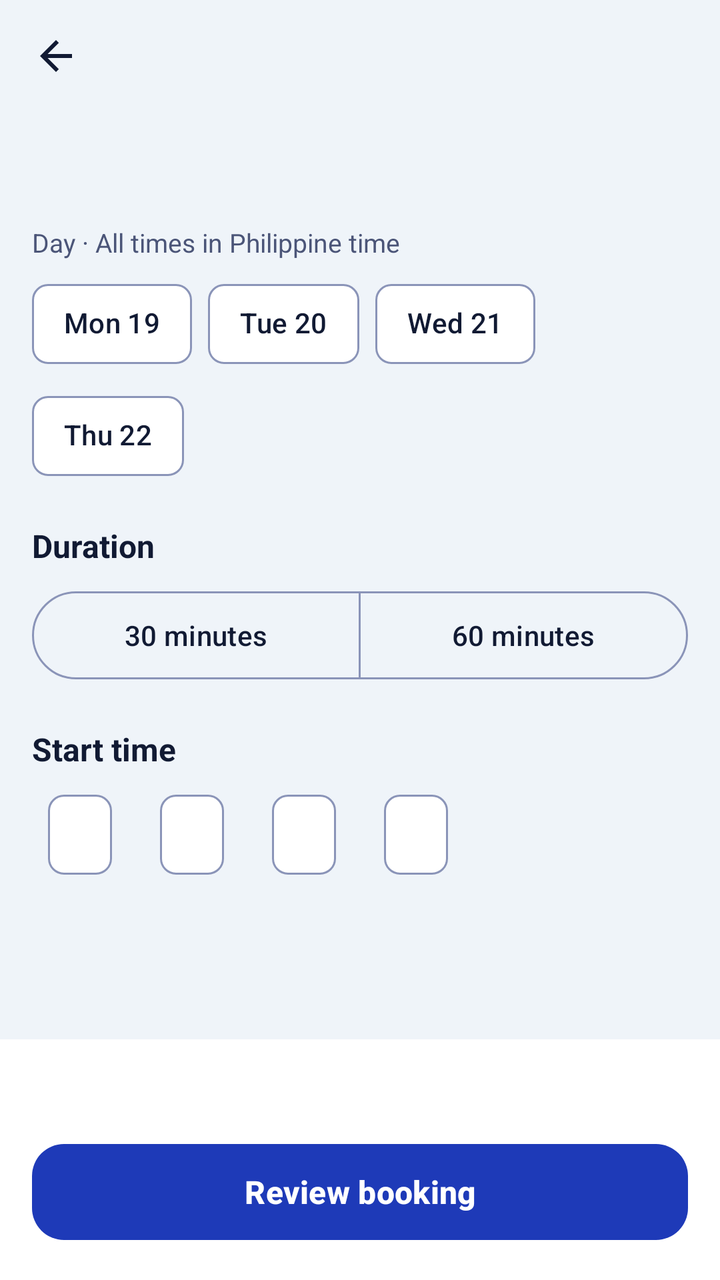
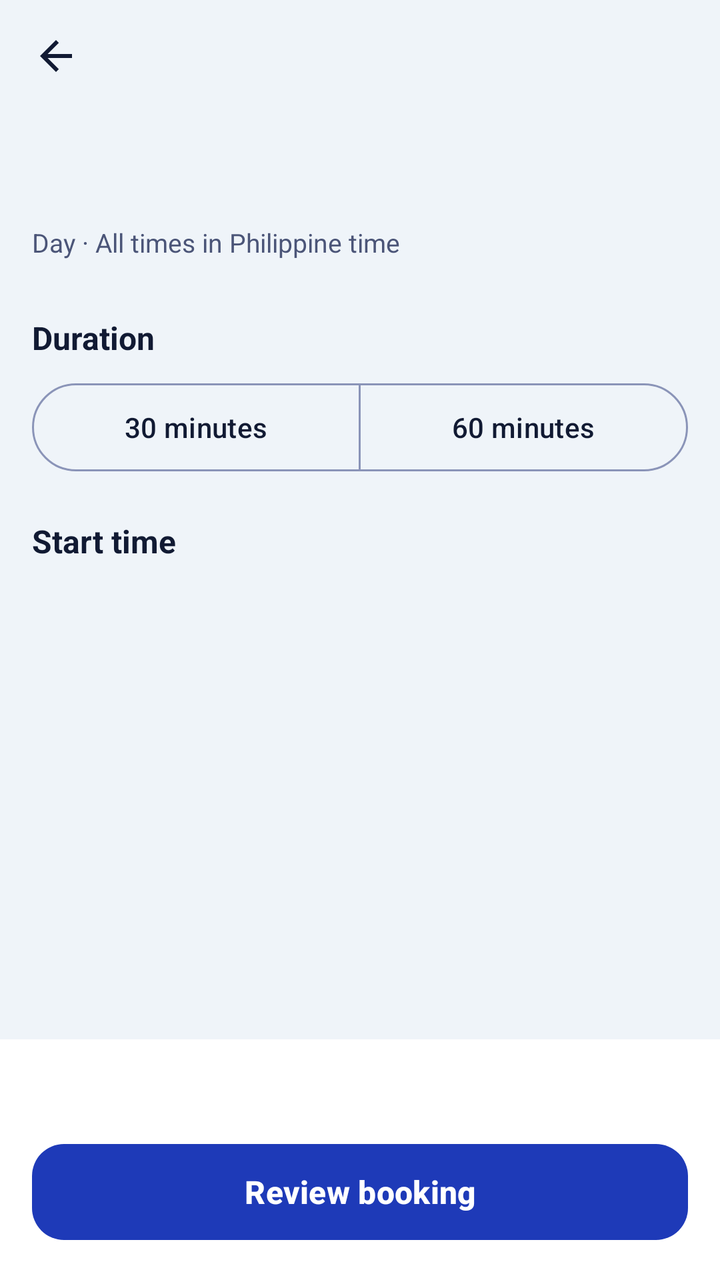

An Android layout rendered at two revisions. The XML below is the earlier revision; the diff shows what the commit changed to produce the second picture.
<!-- AndroidManifest.xml: application theme Theme.Senyas -->
<!-- res/layout/fragment_schedule.xml -->
<?xml version="1.0" encoding="utf-8"?>
<LinearLayout xmlns:android="http://schemas.android.com/apk/res/android"
    xmlns:app="http://schemas.android.com/apk/res-auto"
    android:layout_width="match_parent"
    android:layout_height="match_parent"
    android:orientation="vertical">

    <include layout="@layout/view_top_bar" />

    <ScrollView
        android:layout_width="match_parent"
        android:layout_height="0dp"
        android:layout_weight="1">

        <LinearLayout
            android:layout_width="match_parent"
            android:layout_height="wrap_content"
            android:orientation="vertical"
            android:padding="16dp">

            <TextView android:id="@+id/tv_lesson_line" android:layout_width="match_parent" android:layout_height="wrap_content" android:textColor="@color/text_primary" android:textSize="15sp" android:textStyle="bold" />

            <TextView android:layout_width="wrap_content" android:layout_height="wrap_content" android:layout_marginTop="20dp" android:text="@string/day_all_times_in_philippine" android:textColor="@color/text_secondary" android:textSize="13sp" />

            <com.google.android.material.chip.ChipGroup
                android:id="@+id/cg_day"
                android:layout_width="match_parent"
                android:layout_height="wrap_content"
                android:layout_marginTop="8dp"
                app:selectionRequired="true"
                app:singleSelection="true">

                <com.google.android.material.chip.Chip android:id="@+id/chip_d0" style="@style/Widget.Senyas.Chip" android:layout_width="wrap_content" android:layout_height="wrap_content" android:text="Mon 19" />
                <com.google.android.material.chip.Chip android:id="@+id/chip_d1" style="@style/Widget.Senyas.Chip" android:layout_width="wrap_content" android:layout_height="wrap_content" android:text="Tue 20" />
                <com.google.android.material.chip.Chip android:id="@+id/chip_d2" style="@style/Widget.Senyas.Chip" android:layout_width="wrap_content" android:layout_height="wrap_content" android:text="Wed 21" />
                <com.google.android.material.chip.Chip android:id="@+id/chip_d3" style="@style/Widget.Senyas.Chip" android:layout_width="wrap_content" android:layout_height="wrap_content" android:text="Thu 22" />
            </com.google.android.material.chip.ChipGroup>

            <TextView android:layout_width="wrap_content" android:layout_height="wrap_content" android:layout_marginTop="20dp" android:text="@string/row_duration" android:textColor="@color/text_primary" android:textSize="16sp" android:textStyle="bold" />

            <com.google.android.material.button.MaterialButtonToggleGroup
                android:id="@+id/toggle_duration"
                android:layout_width="match_parent"
                android:layout_height="wrap_content"
                android:layout_marginTop="8dp"
                app:selectionRequired="true"
                app:singleSelection="true">

                <com.google.android.material.button.MaterialButton android:id="@+id/btn_dur30" style="?attr/materialButtonOutlinedStyle" android:layout_width="0dp" android:layout_height="wrap_content" android:minHeight="52dp" android:layout_weight="1" android:text="@string/s_30_minutes" />
                <com.google.android.material.button.MaterialButton android:id="@+id/btn_dur60" style="?attr/materialButtonOutlinedStyle" android:layout_width="0dp" android:layout_height="wrap_content" android:minHeight="52dp" android:layout_weight="1" android:text="@string/s_60_minutes" />
            </com.google.android.material.button.MaterialButtonToggleGroup>

            <TextView android:layout_width="wrap_content" android:layout_height="wrap_content" android:layout_marginTop="20dp" android:text="@string/start_time" android:textColor="@color/text_primary" android:textSize="16sp" android:textStyle="bold" />

            <com.google.android.material.chip.ChipGroup
                android:id="@+id/cg_time"
                android:layout_width="match_parent"
                android:layout_height="wrap_content"
                android:layout_marginTop="8dp"
                app:selectionRequired="true"
                app:singleSelection="true">

                <com.google.android.material.chip.Chip android:id="@+id/chip_t0" style="@style/Widget.Senyas.Chip" android:layout_width="wrap_content" android:layout_height="wrap_content" />
                <com.google.android.material.chip.Chip android:id="@+id/chip_t1" style="@style/Widget.Senyas.Chip" android:layout_width="wrap_content" android:layout_height="wrap_content" />
                <com.google.android.material.chip.Chip android:id="@+id/chip_t2" style="@style/Widget.Senyas.Chip" android:layout_width="wrap_content" android:layout_height="wrap_content" />
                <com.google.android.material.chip.Chip android:id="@+id/chip_t3" style="@style/Widget.Senyas.Chip" android:layout_width="wrap_content" android:layout_height="wrap_content" />
            </com.google.android.material.chip.ChipGroup>

            <TextView
                android:id="@+id/tv_note"
                android:layout_width="match_parent"
                android:layout_height="wrap_content"
                android:layout_marginTop="4dp"
                android:textColor="@color/text_secondary"
                android:textSize="13sp" />
        </LinearLayout>
    </ScrollView>

    <LinearLayout style="@style/Senyas.ActionPanel">

        <TextView
            android:id="@+id/tv_summary"
            style="@style/Senyas.ActionPanelInfo"
            android:textColor="@color/text_primary"
            android:textSize="15sp"
            android:textStyle="bold" />

        <com.google.android.material.button.MaterialButton
            android:id="@+id/btn_review"
            style="@style/Senyas.ActionPanelButton"
            android:text="@string/title_review_booking"
            android:textSize="16sp"
            android:textStyle="bold"
            app:cornerRadius="16dp" />
    </LinearLayout>
</LinearLayout>
<!-- res/layout/view_top_bar.xml (included above) -->
<?xml version="1.0" encoding="utf-8"?>
<LinearLayout xmlns:android="http://schemas.android.com/apk/res/android"
    android:layout_width="match_parent"
    android:layout_height="56dp"
    android:gravity="center_vertical"
    android:orientation="horizontal"
    android:paddingStart="4dp"
    android:paddingEnd="16dp">

    <ImageButton
        android:id="@+id/btn_back"
        android:layout_width="48dp"
        android:layout_height="48dp"
        android:background="?attr/selectableItemBackgroundBorderless"
        android:contentDescription="@string/back"
        android:src="@drawable/ic_back"
        android:tint="@color/text_primary" />

    <TextView
        android:id="@+id/tv_bar_title"
        android:layout_width="wrap_content"
        android:layout_height="wrap_content"
        android:layout_marginStart="4dp"
        android:textColor="@color/text_primary"
        android:textSize="20sp"
        android:textStyle="bold" />
</LinearLayout>
<!-- resources referenced by this layout -->
<resources>
  <color name="text_primary">#111A33</color>
  <color name="text_secondary">#4B5578</color>
  <!-- drawable ic_back (drawable) -->
  <?xml version="1.0" encoding="utf-8"?>
  <vector xmlns:android="http://schemas.android.com/apk/res/android"
      android:width="24dp" android:height="24dp"
      android:viewportWidth="24" android:viewportHeight="24"
      android:tint="?attr/colorControlNormal">
      <path android:fillColor="@android:color/white" android:pathData="M20,11H7.83l5.59,-5.59L12,4l-8,8 8,8 1.41,-1.41L7.83,13H20v-2z" />
  </vector>
  <string name="back">Back</string>
  <string name="day_all_times_in_philippine">Day · All times in Philippine time</string>
  <string name="row_duration">Duration</string>
  <string name="s_30_minutes">30 minutes</string>
  <string name="s_60_minutes">60 minutes</string>
  <string name="start_time">Start time</string>
  <string name="title_review_booking">Review booking</string>
  <style name="Senyas.ActionPanel" parent="">
          <item name="android:layout_width">match_parent</item>
          <item name="android:layout_height">wrap_content</item>
          <item name="android:background">@color/surface</item>
          <item name="android:orientation">vertical</item>
          <item name="android:padding">16dp</item>
      </style>
  <style name="Senyas.ActionPanelButton" parent="">
          <item name="android:layout_width">match_parent</item>
          <item name="android:layout_height">56dp</item>
          <item name="android:layout_marginTop">12dp</item>
      </style>
  <style name="Senyas.ActionPanelInfo" parent="">
          <item name="android:layout_width">match_parent</item>
          <item name="android:layout_height">wrap_content</item>
          <item name="android:orientation">vertical</item>
      </style>
  <style name="Widget.Senyas.Chip" parent="Widget.Material3.Chip.Filter">
          <item name="chipBackgroundColor">@color/chip_bg</item>
          <item name="android:textColor">@color/chip_text</item>
          <item name="chipStrokeColor">@color/outline</item>
          <item name="chipStrokeWidth">1dp</item>
          <item name="checkedIconVisible">false</item>
          <item name="chipMinHeight">40dp</item>
          <item name="android:textSize">14sp</item>
      </style>
  <color name="surface">#FFFFFF</color>
  <color name="outline">#8A94B8</color>
  <color name="senyas_blue">#1E3AB8</color>
  <color name="white">#FFFFFFFF</color>
  <color name="blue_container">#DFE5FF</color>
  <color name="sun_yellow">#FFC22D</color>
  <color name="navy">#111A33</color>
  <color name="background">#EFF4F9</color>
  <color name="error">#B3261E</color>
  <style name="Widget.Senyas.TextField" parent="Widget.Material3.TextInputLayout.OutlinedBox">
          <item name="boxCornerRadiusTopStart">12dp</item>
          <item name="boxCornerRadiusTopEnd">12dp</item>
          <item name="boxCornerRadiusBottomStart">12dp</item>
          <item name="boxCornerRadiusBottomEnd">12dp</item>
          <item name="boxBackgroundColor">@color/surface</item>
      </style>
  <!-- unchanged entries left out for length: 1 -->
</resources>

<!-- the commit's change to res/layout/fragment_schedule.xml (unified diff, before → after) -->
@@ -29,11 +29,6 @@
                 android:layout_marginTop="8dp"
                 app:selectionRequired="true"
                 app:singleSelection="true">
-
-                <com.google.android.material.chip.Chip android:id="@+id/chip_d0" style="@style/Widget.Senyas.Chip" android:layout_width="wrap_content" android:layout_height="wrap_content" android:text="Mon 19" />
-                <com.google.android.material.chip.Chip android:id="@+id/chip_d1" style="@style/Widget.Senyas.Chip" android:layout_width="wrap_content" android:layout_height="wrap_content" android:text="Tue 20" />
-                <com.google.android.material.chip.Chip android:id="@+id/chip_d2" style="@style/Widget.Senyas.Chip" android:layout_width="wrap_content" android:layout_height="wrap_content" android:text="Wed 21" />
-                <com.google.android.material.chip.Chip android:id="@+id/chip_d3" style="@style/Widget.Senyas.Chip" android:layout_width="wrap_content" android:layout_height="wrap_content" android:text="Thu 22" />
             </com.google.android.material.chip.ChipGroup>
 
             <TextView android:layout_width="wrap_content" android:layout_height="wrap_content" android:layout_marginTop="20dp" android:text="@string/row_duration" android:textColor="@color/text_primary" android:textSize="16sp" android:textStyle="bold" />
@@ -59,11 +54,6 @@
                 android:layout_marginTop="8dp"
                 app:selectionRequired="true"
                 app:singleSelection="true">
-
-                <com.google.android.material.chip.Chip android:id="@+id/chip_t0" style="@style/Widget.Senyas.Chip" android:layout_width="wrap_content" android:layout_height="wrap_content" />
-                <com.google.android.material.chip.Chip android:id="@+id/chip_t1" style="@style/Widget.Senyas.Chip" android:layout_width="wrap_content" android:layout_height="wrap_content" />
-                <com.google.android.material.chip.Chip android:id="@+id/chip_t2" style="@style/Widget.Senyas.Chip" android:layout_width="wrap_content" android:layout_height="wrap_content" />
-                <com.google.android.material.chip.Chip android:id="@+id/chip_t3" style="@style/Widget.Senyas.Chip" android:layout_width="wrap_content" android:layout_height="wrap_content" />
             </com.google.android.material.chip.ChipGroup>
 
             <TextView
<!-- resource entries referenced after the edit -->
@@ -34,15 +34,6 @@
           <item name="android:layout_height">wrap_content</item>
           <item name="android:orientation">vertical</item>
       </style>
-  <style name="Widget.Senyas.Chip" parent="Widget.Material3.Chip.Filter">
-          <item name="chipBackgroundColor">@color/chip_bg</item>
-          <item name="android:textColor">@color/chip_text</item>
-          <item name="chipStrokeColor">@color/outline</item>
-          <item name="chipStrokeWidth">1dp</item>
-          <item name="checkedIconVisible">false</item>
-          <item name="chipMinHeight">40dp</item>
-          <item name="android:textSize">14sp</item>
-      </style>
   <color name="surface">#FFFFFF</color>
   <color name="outline">#8A94B8</color>
   <color name="senyas_blue">#1E3AB8</color>
